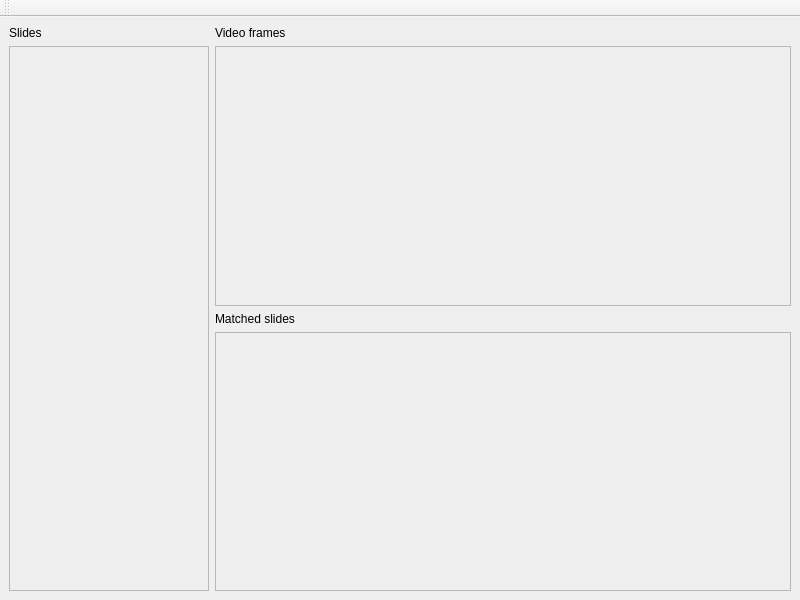
Old version of the form ui/review_window.ui in the repository viidea/slidesync.
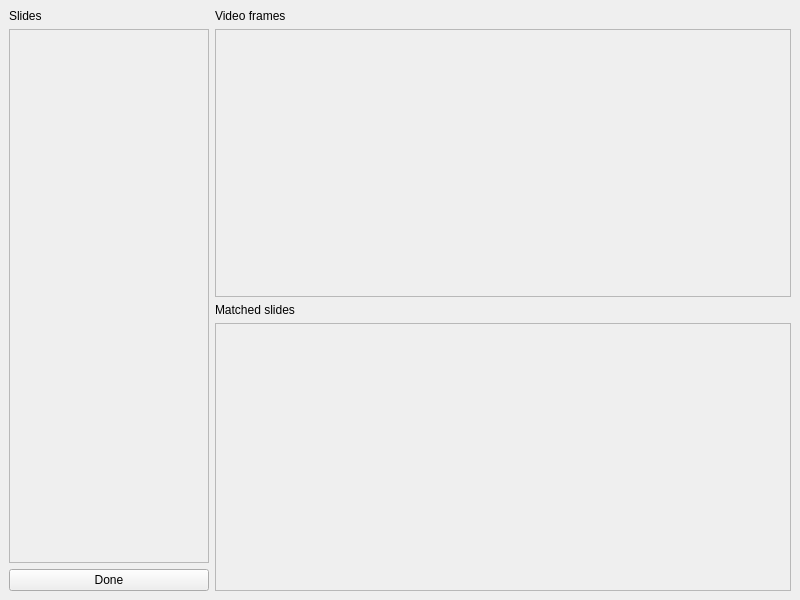
New version of the form.

What changed in the file:
```diff
--- a/ui/review_window.ui
+++ b/ui/review_window.ui
@@ -65,12 +65,19 @@
            <x>0</x>
            <y>0</y>
            <width>198</width>
-           <height>542</height>
+           <height>522</height>
           </rect>
          </property>
         </widget>
        </widget>
       </item>
+      <item>
+       <widget class="QPushButton" name="btnDone">
+        <property name="text">
+         <string>Done</string>
+        </property>
+       </widget>
+      </item>
      </layout>
     </item>
     <item>
@@ -96,7 +103,7 @@
            <x>0</x>
            <y>0</y>
            <width>570</width>
-           <height>256</height>
+           <height>262</height>
           </rect>
          </property>
         </widget>
@@ -126,7 +133,7 @@
            <x>0</x>
            <y>0</y>
            <width>570</width>
-           <height>255</height>
+           <height>262</height>
           </rect>
          </property>
         </widget>
@@ -136,17 +143,6 @@
     </item>
    </layout>
   </widget>
-  <widget class="QToolBar" name="toolBar">
-   <property name="windowTitle">
-    <string>toolBar</string>
-   </property>
-   <attribute name="toolBarArea">
-    <enum>TopToolBarArea</enum>
-   </attribute>
-   <attribute name="toolBarBreak">
-    <bool>false</bool>
-   </attribute>
-  </widget>
  </widget>
  <resources/>
  <connections/>
```
